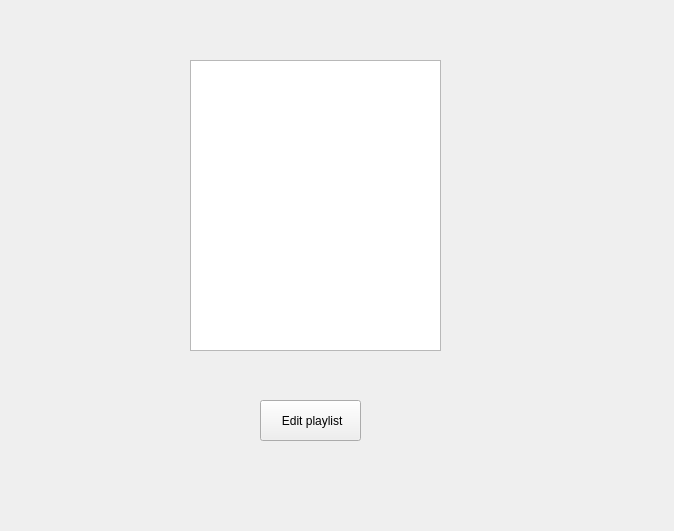
Above: selectplaylistwindow.ui from Fatemehasadi86/spotify1 before the change. Below: the same form after it.
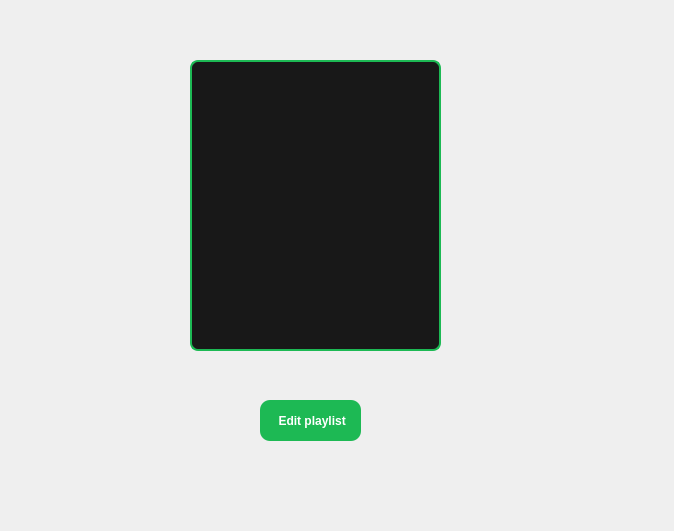
That is the form after the change.

What changed in the file:
```diff
--- a/selectplaylistwindow.ui
+++ b/selectplaylistwindow.ui
@@ -13,6 +13,53 @@
   <property name="windowTitle">
    <string>Form</string>
   </property>
+  <property name="styleSheet">
+   <string notr="true">QLineEdit{
+    background:#282828;
+    border:2px solid #1DB954;
+    border-radius:8px;
+    color:white;
+    padding:6px;
+} QLabel{
+    color:white;
+    font-weight:bold;
+}  QPushButton{
+    background-color:#1DB954;
+    color:white;
+    border:none;
+    border-radius:10px;
+    padding:8px;
+    font-weight:bold;
+}
+
+QPushButton:hover{
+    background:#1ED760;
+}
+
+QPushButton:pressed{
+    background:#169C46;
+}
+QComboBox{
+    background:#282828;
+    color:white;
+    border:2px solid #1DB954;
+    border-radius:8px;
+    padding:6px;
+} QListWidget{
+    background:#181818;
+    border:2px solid #1DB954;
+    border-radius:8px;
+    color:white;
+}
+
+QListWidget::item{
+    padding:8px;
+}
+
+QListWidget::item:selected{
+    background:#1DB954;
+}</string>
+  </property>
   <widget class="QListWidget" name="listWidget">
    <property name="geometry">
     <rect>
```
